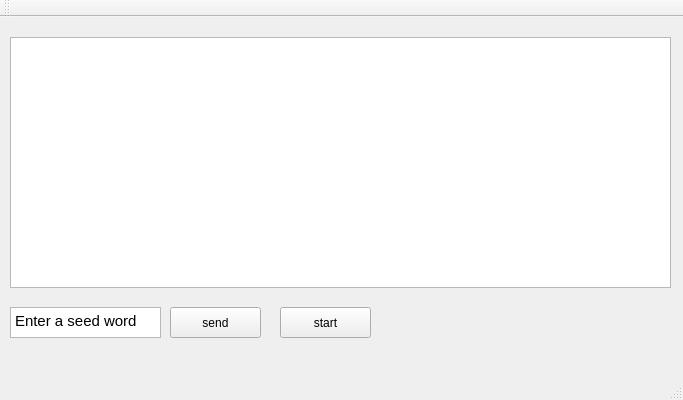
This is interface/untitled/mainwindow.ui in Ri0S/poem_box as Qt 5 draws it before an edit. The edited form follows.
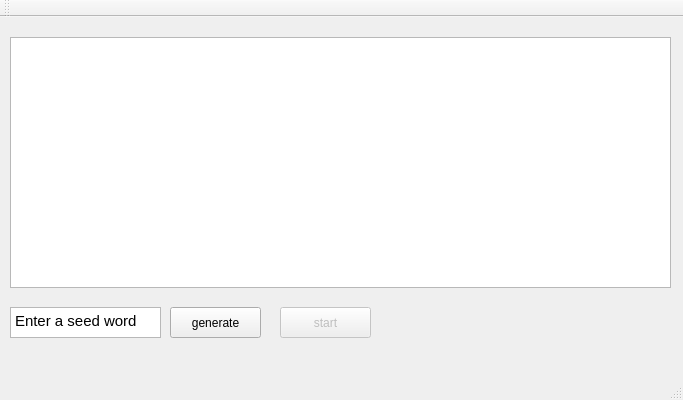
This is the edited form.

Diff of the .ui file:
```diff
--- a/interface/untitled/mainwindow.ui
+++ b/interface/untitled/mainwindow.ui
@@ -15,6 +15,9 @@
   </property>
   <widget class="QWidget" name="centralWidget">
    <widget class="QPushButton" name="pushButton">
+    <property name="enabled">
+     <bool>false</bool>
+    </property>
     <property name="geometry">
      <rect>
       <x>280</x>
@@ -37,7 +40,7 @@
      </rect>
     </property>
     <property name="text">
-     <string>send</string>
+     <string>generate</string>
     </property>
    </widget>
    <widget class="QTextEdit" name="textEdit">
```
